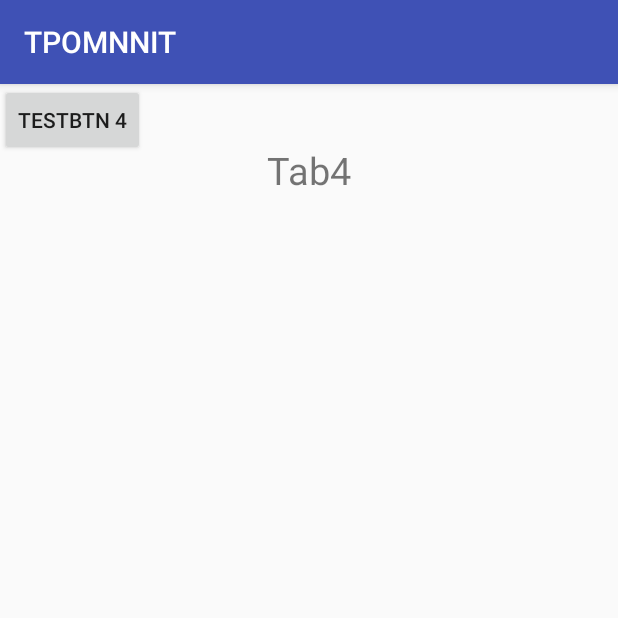
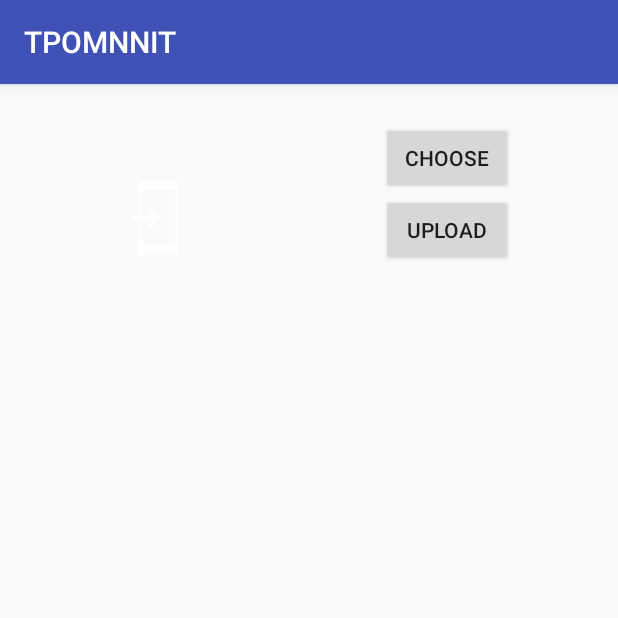
Before and after one commit to mkfeuhrer/TPO-MNNIT, an Android app: the fragment Tab4Fragment shown on its own in the app's theme, on a phone screen of 412 x 824 dp, the top half of it. Run offline under Robolectric (Android 15) with nearby library versions, the phone set to English and light mode, and no system bars; our stand-ins replace Firebase (no records; nobody signed in at launch, a user with empty details on screens opened directly).

Commit message:
Added Upload photo tab

```diff
--- a/app/src/main/java/com/example/mohit/tpomnnit/Tab4Fragment.java
+++ b/app/src/main/java/com/example/mohit/tpomnnit/Tab4Fragment.java
@@ -1,14 +1,30 @@
 package com.example.mohit.tpomnnit;
 
 
+import android.content.ContentResolver;
+import android.content.Intent;
+import android.graphics.Bitmap;
+import android.net.Uri;
 import android.os.Bundle;
+import android.provider.MediaStore;
+import android.support.annotation.NonNull;
 import android.support.annotation.Nullable;
 import android.support.v4.app.Fragment;
 import android.view.LayoutInflater;
 import android.view.View;
 import android.view.ViewGroup;
 import android.widget.Button;
+import android.widget.ImageView;
 import android.widget.Toast;
+import android.content.Context;
+
+import com.google.android.gms.tasks.OnFailureListener;
+import com.google.android.gms.tasks.OnSuccessListener;
+import com.google.firebase.storage.FirebaseStorage;
+import com.google.firebase.storage.StorageReference;
+import com.google.firebase.storage.UploadTask;
+
+import static android.app.Activity.RESULT_OK;
 
 /**
  * Created by User on 2/28/2017.
@@ -16,22 +32,79 @@ import android.widget.Toast;
 
 public class Tab4Fragment extends Fragment {
     private static final String TAG = "Tab4Fragment";
-
-    private Button btnTEST;
-
+    Uri filePath;
+    ImageView image;
+    int PICK_IMAGE_REQUEST=111;
+    Button upload,choose;
+    FirebaseStorage storage=FirebaseStorage.getInstance();
+    StorageReference storageref=storage.getReference("userimage");
     @Nullable
     @Override
-    public View onCreateView(LayoutInflater inflater, @Nullable ViewGroup container, @Nullable Bundle savedInstanceState) {
+    public View onCreateView(final LayoutInflater inflater, @Nullable ViewGroup container, @Nullable Bundle savedInstanceState) {
         View view = inflater.inflate(R.layout.tab4_fragment,container,false);
-        btnTEST = (Button) view.findViewById(R.id.btnTEST4);
-
-        btnTEST.setOnClickListener(new View.OnClickListener() {
+        upload=(Button)view.findViewById(R.id.upload);
+        image=(ImageView)view.findViewById(R.id.image);
+        choose=(Button) view.findViewById(R.id.choose);
+        choose.setOnClickListener(new View.OnClickListener() {
             @Override
             public void onClick(View view) {
-                Toast.makeText(getActivity(), "TESTING BUTTON CLICK 4",Toast.LENGTH_SHORT).show();
+                Intent intent=new Intent();
+                intent.setType("image/*");
+                intent.setAction(Intent.ACTION_PICK);
+                startActivityForResult(Intent.createChooser(intent,"Select Image"),PICK_IMAGE_REQUEST);
             }
         });
-
+        upload.setOnClickListener(new View.OnClickListener() {
+            @Override
+            public void onClick(View view) {
+                if(filePath!=null)
+                {
+                    StorageReference childref=storageref.child("20154076.jpg");
+                    UploadTask uploadTask=childref.putFile(filePath);
+                    uploadTask.addOnSuccessListener(new OnSuccessListener<UploadTask.TaskSnapshot>() {
+                        @Override
+                        public void onSuccess(UploadTask.TaskSnapshot taskSnapshot) {
+                            Context applicationContext = MyProfile.getContextOfApplication();
+                            Toast.makeText(applicationContext, "Upload Successful", Toast.LENGTH_LONG).show();
+                        }
+                    }).addOnFailureListener(new OnFailureListener() {
+                        @Override
+                        public void onFailure(@NonNull Exception e) {
+                            Context applicationContext = MyProfile.getContextOfApplication();
+                            Toast.makeText(applicationContext, "Upload fail -> "+e, Toast.LENGTH_LONG).show();
+                        }
+                    });
+                }
+                else
+                {
+                    Context applicationContext = MyProfile.getContextOfApplication();
+                    Toast.makeText(applicationContext, "Select an image", Toast.LENGTH_LONG).show();
+                }
+            }
+        });
         return view;
     }
+    @Override
+    public void onActivityResult(int requestCode, int resultCode, Intent data) {
+        super.onActivityResult(requestCode, resultCode, data);
+
+        if (requestCode == PICK_IMAGE_REQUEST && resultCode == RESULT_OK && data != null && data.getData() != null) {
+            filePath = data.getData();
+
+            try {
+                //getting image from gallery
+                //ContentResolver cr=getApplicationCon;
+                Context applicationContext = MyProfile.getContextOfApplication();
+                ContentResolver cr=applicationContext.getContentResolver();
+                Bitmap bitmap = MediaStore.Images.Media.getBitmap(cr,filePath);
+
+                //Setting image to ImageView
+                image.setImageBitmap(bitmap);
+            } catch (Exception e) {
+                e.printStackTrace();
+            }
+        }
+    }
+
+
 }
--- a/app/src/main/res/layout/tab4_fragment.xml
+++ b/app/src/main/res/layout/tab4_fragment.xml
@@ -1,22 +1,39 @@
 <?xml version="1.0" encoding="utf-8"?>
 <RelativeLayout xmlns:android="http://schemas.android.com/apk/res/android"
+    xmlns:app="http://schemas.android.com/apk/res-auto"
     android:orientation="vertical"
     android:layout_width="match_parent"
     android:layout_height="match_parent">
 
-    <TextView
+    <ImageView
+        android:id="@+id/image"
         android:layout_width="wrap_content"
         android:layout_height="wrap_content"
-        android:layout_centerHorizontal="true"
-        android:textSize="25sp"
-        android:text="Tab4"
-        android:layout_marginTop="40dp"
-        android:id="@+id/textTab4"/>
+        android:layout_marginLeft="74dp"
+        android:layout_marginStart="74dp"
+        android:layout_marginTop="57dp"
+        app:srcCompat="@drawable/common_full_open_on_phone"
+        android:layout_alignParentTop="true"
+        android:layout_alignParentLeft="true"
+        android:layout_alignParentStart="true" />
 
     <Button
+        android:id="@+id/upload"
         android:layout_width="wrap_content"
         android:layout_height="wrap_content"
-        android:id="@+id/btnTEST4"
-        android:text="TESTBTN 4"/>
+        android:layout_alignBottom="@+id/image"
+        android:layout_alignParentEnd="true"
+        android:layout_alignParentRight="true"
+        android:layout_marginEnd="70dp"
+        android:layout_marginRight="70dp"
+        android:text="Upload" />
 
+    <Button
+        android:id="@+id/choose"
+        android:layout_width="wrap_content"
+        android:layout_height="wrap_content"
+        android:layout_above="@+id/upload"
+        android:layout_alignEnd="@+id/upload"
+        android:layout_alignRight="@+id/upload"
+        android:text="Choose" />
 </RelativeLayout>
```
Also changed, not shown: app/src/main/java/com/example/mohit/tpomnnit/MyProfile.java (+7 -1 lines).
